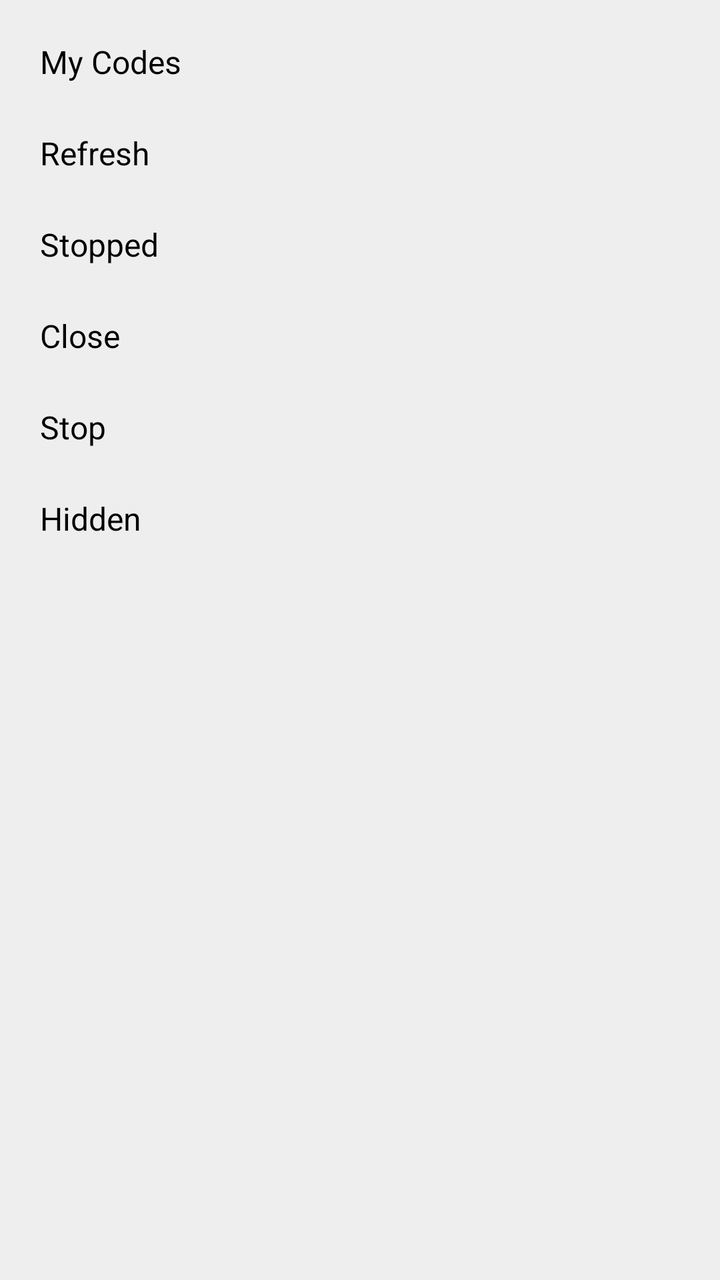
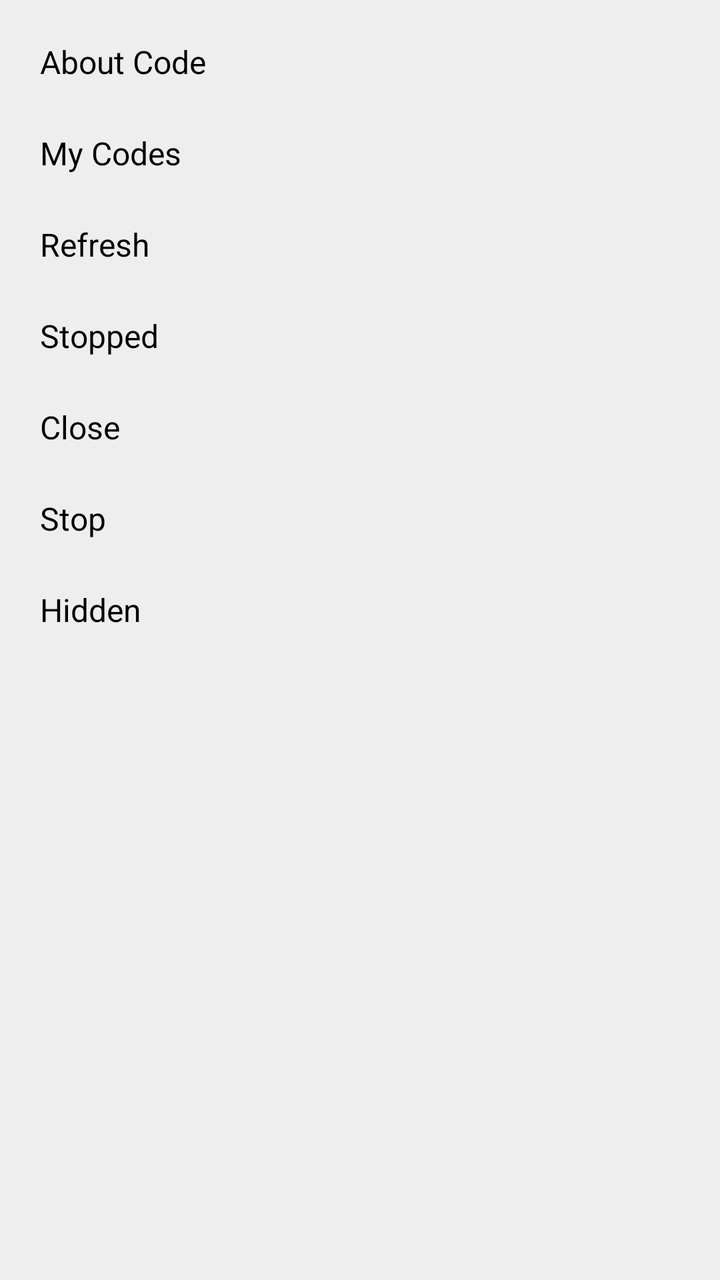

Two renders of the same Android screen: before a commit and after it. Below are the layout's source before the change and the commit's diff.
<!-- AndroidManifest.xml: application theme Theme.Freer -->
<!-- res/layout/popup_menu_code_more.xml -->
<?xml version="1.0" encoding="utf-8"?>
<LinearLayout xmlns:android="http://schemas.android.com/apk/res/android"
    android:layout_width="wrap_content"
    android:layout_height="wrap_content"
    android:orientation="vertical"
    android:background="@color/background_light"
    android:padding="8dp">

    <TextView
        android:id="@+id/my_codes_item"
        android:layout_width="match_parent"
        android:layout_height="wrap_content"
        android:text="@string/my_codes"
        android:textSize="16sp"
        android:textColor="@color/text"
        android:padding="12dp"
        android:background="?android:attr/selectableItemBackground"
        android:clickable="true"
        android:focusable="true" />

    <TextView
        android:id="@+id/refresh_item"
        android:layout_width="match_parent"
        android:layout_height="wrap_content"
        android:text="@string/refresh"
        android:textSize="16sp"
        android:textColor="@color/text"
        android:padding="12dp"
        android:background="?android:attr/selectableItemBackground"
        android:clickable="true"
        android:focusable="true" />

    <TextView
        android:id="@+id/stopped_item"
        android:layout_width="match_parent"
        android:layout_height="wrap_content"
        android:text="@string/stopped"
        android:textSize="16sp"
        android:textColor="@color/text"
        android:padding="12dp"
        android:background="?android:attr/selectableItemBackground"
        android:clickable="true"
        android:focusable="true" />

    <TextView
        android:id="@+id/close_item"
        android:layout_width="match_parent"
        android:layout_height="wrap_content"
        android:text="@string/close"
        android:textSize="16sp"
        android:textColor="@color/text"
        android:padding="12dp"
        android:background="?android:attr/selectableItemBackground"
        android:clickable="true"
        android:focusable="true" />

    <TextView
        android:id="@+id/stop_item"
        android:layout_width="match_parent"
        android:layout_height="wrap_content"
        android:text="@string/stop"
        android:textSize="16sp"
        android:textColor="@color/text"
        android:padding="12dp"
        android:background="?android:attr/selectableItemBackground"
        android:clickable="true"
        android:focusable="true" />


    <TextView
        android:id="@+id/hidden_item"
        android:layout_width="match_parent"
        android:layout_height="wrap_content"
        android:text="@string/hidden"
        android:textSize="16sp"
        android:textColor="@color/text"
        android:padding="12dp"
        android:background="?android:attr/selectableItemBackground"
        android:clickable="true"
        android:focusable="true" />



</LinearLayout>
<!-- resources referenced by this layout -->
<resources>
  <color name="background_light">#EEEEEE</color>
  <color name="text">#000000</color>
  <string name="close">Close</string>
  <string name="hidden">Hidden</string>
  <string name="my_codes">My Codes</string>
  <string name="refresh">Refresh</string>
  <string name="stop">Stop</string>
  <string name="stopped">Stopped</string>
  <style name="Theme.Freer" parent="Base.Theme.Freer" />
  <style name="Base.Theme.Freer" parent="Theme.Material3.DayNight.NoActionBar">
          <item name="colorPrimary">#2196F3</item>
          <item name="colorAccent">#2196F3</item>
          <item name="android:windowBackground">#FFFFFF</item>
          
          <item name="android:windowLayoutInDisplayCutoutMode">shortEdges</item>
          <item name="android:enforceNavigationBarContrast">false</item>
          <item name="android:enforceStatusBarContrast">false</item>
          <item name="android:statusBarColor">@android:color/transparent</item>
          <item name="android:navigationBarColor">@android:color/transparent</item>
          <item name="android:windowLightStatusBar">true</item>
          <item name="android:windowLightNavigationBar">true</item>
      </style>
</resources>

<!-- the commit's change to res/layout/popup_menu_code_more.xml (unified diff, before → after) -->
@@ -5,6 +5,18 @@
     android:orientation="vertical"
     android:background="@color/background_light"
     android:padding="8dp">
+
+    <TextView
+        android:id="@+id/about_item"
+        android:layout_width="match_parent"
+        android:layout_height="wrap_content"
+        android:text="@string/about_code"
+        android:textSize="16sp"
+        android:textColor="@color/text"
+        android:padding="12dp"
+        android:background="?android:attr/selectableItemBackground"
+        android:clickable="true"
+        android:focusable="true" />
 
     <TextView
         android:id="@+id/my_codes_item"
<!-- resource entries referenced after the edit -->
@@ -2,6 +2,7 @@
 <resources>
   <color name="background_light">#EEEEEE</color>
   <color name="text">#000000</color>
+  <string name="about_code">About Code</string>
   <string name="close">Close</string>
   <string name="hidden">Hidden</string>
   <string name="my_codes">My Codes</string>
